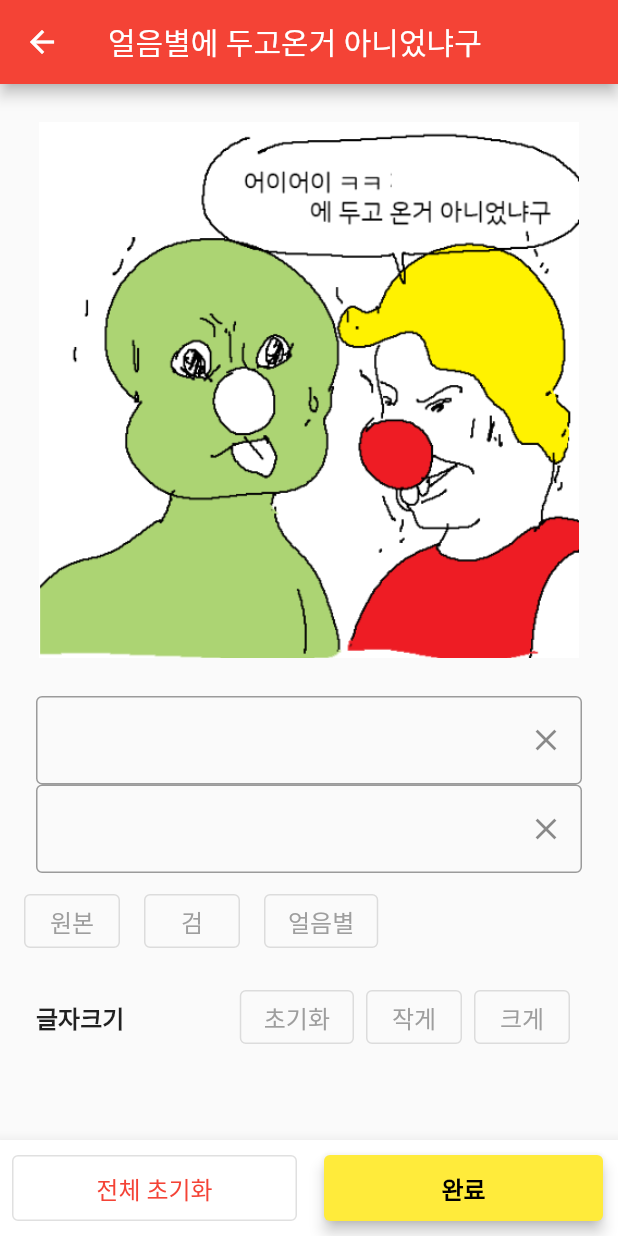
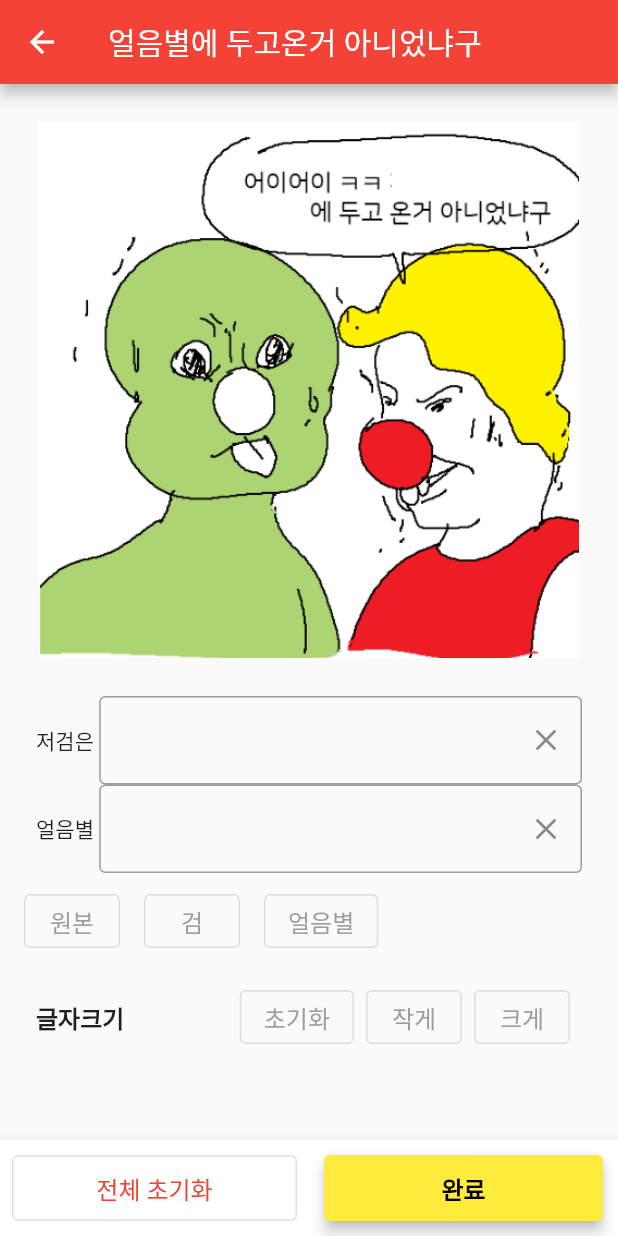
Before and after one commit to JAICHANGPARK/flutter_dooly_creator, a Flutter app: the IceStarDoolyEditorPage screen opened directly, on a phone screen of 412 x 824 dp. Run offline on Flutter 3.47's test engine with Material 2 defaults, Android fonts, the phone set to English and light mode, and no system bars; our stand-ins replace cached_network_image, firebase_analytics, firebase_core, flutter_neumorphic, flutter_svg, fluttertoast and 5 more; missing offline and left inert: esys_flutter_share, in_app_update; accounts and stored records are empty; project files that could hold a hidden picture were left out.

Commit message:
[Update] Fix text issue

```diff
--- a/lib/ui/editor/ice_star_dooly_page.dart
+++ b/lib/ui/editor/ice_star_dooly_page.dart
@@ -92,14 +92,14 @@ class _IceStarDoolyEditorPageState extends State<IceStarDoolyEditorPage> {
                         Positioned(
                           height: 23,
                           width: 60,
-                          left: 120,
-                          top: 50,
+                          right: 65,
+                          top: 28,
                           child: Opacity(
                             opacity: _opacity,
                             child: Container(
                               child: Center(
                                 child: Text(
-                                  _secondText,
+                                  _firstText,
                                   style: TextStyle(fontSize: _fontSize, color: Colors.black, fontWeight: FontWeight.w400),
                                 ),
                               ),
@@ -128,8 +128,10 @@ class _IceStarDoolyEditorPageState extends State<IceStarDoolyEditorPage> {
                             child: Container(
                               child: Center(
                                 child: Text(
-                                  _firstText,
-                                  style: TextStyle(fontSize: _fontSize, color: Colors.black, fontWeight: FontWeight.w400),
+                                  _secondText,
+                                  style: TextStyle(fontSize: _fontSize,
+                                      color: Colors.black,
+                                      fontWeight: FontWeight.w400),
                                 ),
                               ),
                             ),
@@ -150,6 +152,7 @@ class _IceStarDoolyEditorPageState extends State<IceStarDoolyEditorPage> {
                     padding: const EdgeInsets.symmetric(horizontal: 24),
                     child: Row(
                       children: [
+                        Text("저검은 "),
                         Expanded(
                           flex: 10,
                           child: TextField(
@@ -185,6 +188,7 @@ class _IceStarDoolyEditorPageState extends State<IceStarDoolyEditorPage> {
                     padding: const EdgeInsets.symmetric(horizontal: 24),
                     child: Row(
                       children: [
+                        Text("얼음별 "),
                         Expanded(
                           flex: 10,
                           child: TextField(
```
